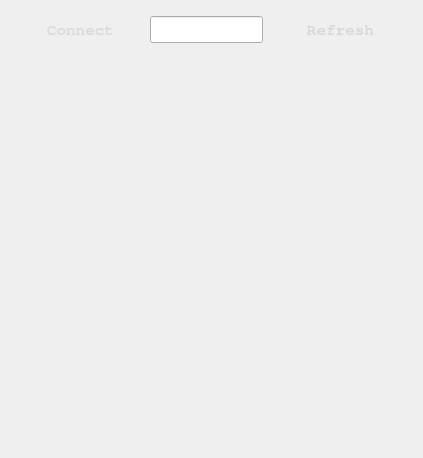
The window that Asteroids+Aliens/clientwindow.ui (captaintino/project-destiny) describes before a commit, drawn with Qt 5.
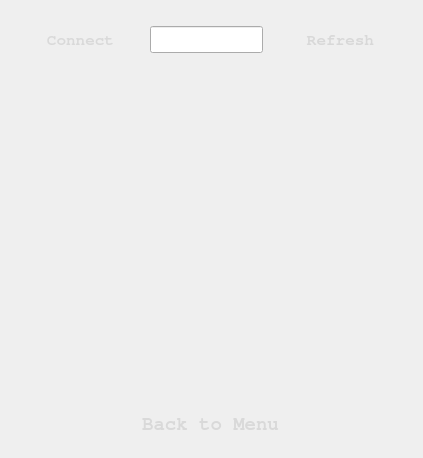
The same window after the commit. Icons and pictures are not drawn.

```diff
--- a/Asteroids+Aliens/clientwindow.ui
+++ b/Asteroids+Aliens/clientwindow.ui
@@ -20,9 +20,9 @@
    <property name="geometry">
     <rect>
      <x>0</x>
-     <y>-10</y>
+     <y>0</y>
      <width>431</width>
-     <height>471</height>
+     <height>481</height>
     </rect>
    </property>
    <property name="styleSheet">
@@ -103,6 +103,34 @@
      <string notr="true"/>
     </property>
    </widget>
+   <widget class="QPushButton" name="btnBackToMenu">
+    <property name="geometry">
+     <rect>
+      <x>90</x>
+      <y>410</y>
+      <width>241</width>
+      <height>27</height>
+     </rect>
+    </property>
+    <property name="font">
+     <font>
+      <family>FreeMono</family>
+      <pointsize>14</pointsize>
+      <weight>75</weight>
+      <bold>true</bold>
+     </font>
+    </property>
+    <property name="styleSheet">
+     <string notr="true">background-image: url(:/images/transparent.png);
+color:rgb(217, 217, 217)</string>
+    </property>
+    <property name="text">
+     <string>Back to Menu</string>
+    </property>
+    <property name="flat">
+     <bool>true</bool>
+    </property>
+   </widget>
   </widget>
  </widget>
  <resources/>
```
Left out of the diff: 2 changed lines with no effect on the pictures.
